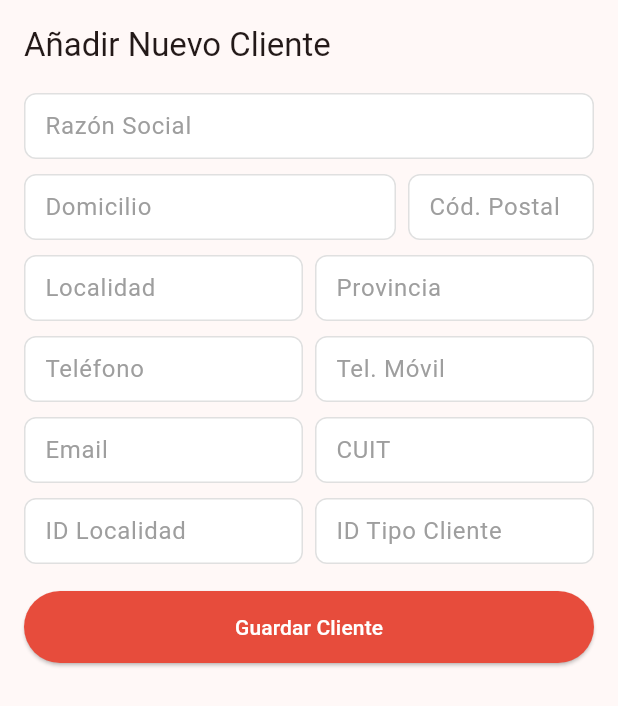
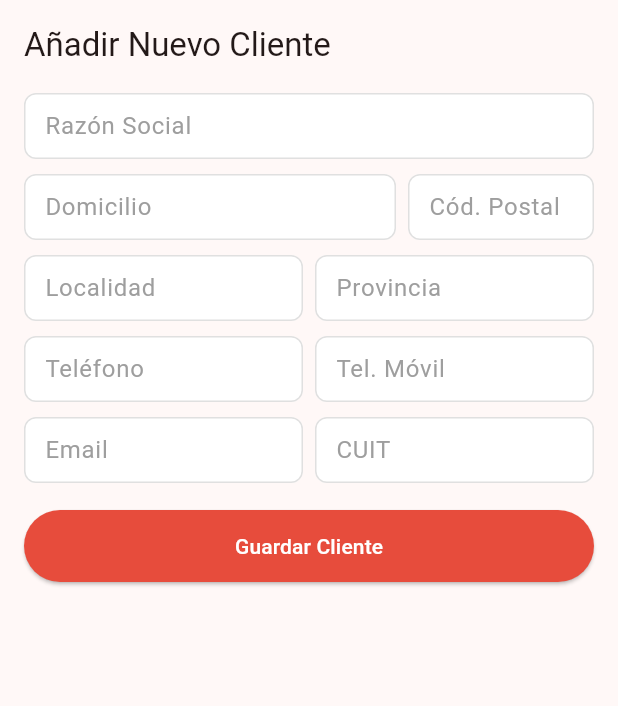
Before and after one commit to jfpetrelli/sist_tickets, a Flutter app: the _AddClienteForm widget shown alone on an empty page, opened directly, on a phone screen of 412 x 824 dp. Shown: the top 706 px of the screen. Run offline on Flutter 3.47's test engine with Material 3 defaults, Android fonts, the phone set to English and light mode, and no system bars; our stand-ins replace dio, file_picker, fl_chart, flutter_secure_storage, image_picker, pdf and 2 more; missing offline and left inert: dart:html; accounts and stored records are empty; network calls fail.

Commit message:
fix campos create cliente

```diff
--- a/lib/screens/clientes/clientes_screen.dart
+++ b/lib/screens/clientes/clientes_screen.dart
@@ -435,39 +435,6 @@ class __AddClienteFormState extends State<_AddClienteForm> {
                   ),
                 ],
               ),
-              const SizedBox(height: 10),
-              // ID Localidad + ID Tipo Cliente
-              Row(
-                children: [
-                  Expanded(
-                    child: TextFormField(
-                      controller: _idLocalidadController,
-                      decoration: const InputDecoration(
-                        labelText: 'ID Localidad',
-                        border: OutlineInputBorder(),
-                        isDense: true,
-                        contentPadding:
-                            EdgeInsets.symmetric(vertical: 10, horizontal: 10),
-                      ),
-                      keyboardType: TextInputType.number,
-                    ),
-                  ),
-                  const SizedBox(width: 8),
-                  Expanded(
-                    child: TextFormField(
-                      controller: _idTipoClienteController,
-                      decoration: const InputDecoration(
-                        labelText: 'ID Tipo Cliente',
-                        border: OutlineInputBorder(),
-                        isDense: true,
-                        contentPadding:
-                            EdgeInsets.symmetric(vertical: 10, horizontal: 10),
-                      ),
-                      keyboardType: TextInputType.number,
-                    ),
-                  ),
-                ],
-              ),
               const SizedBox(height: 18),
               SizedBox(
                 width: double.infinity,
```
